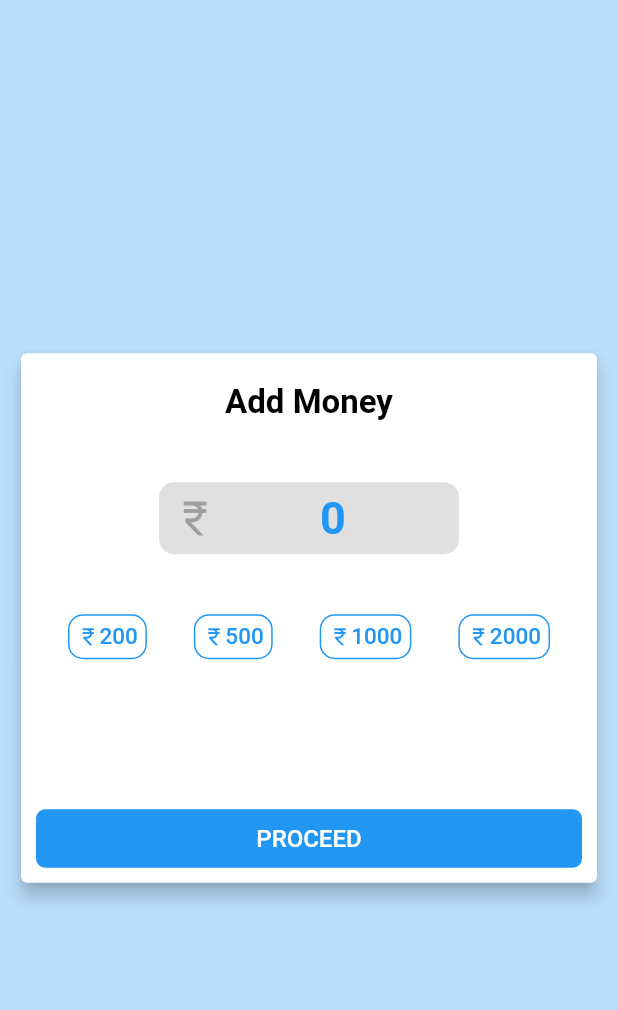
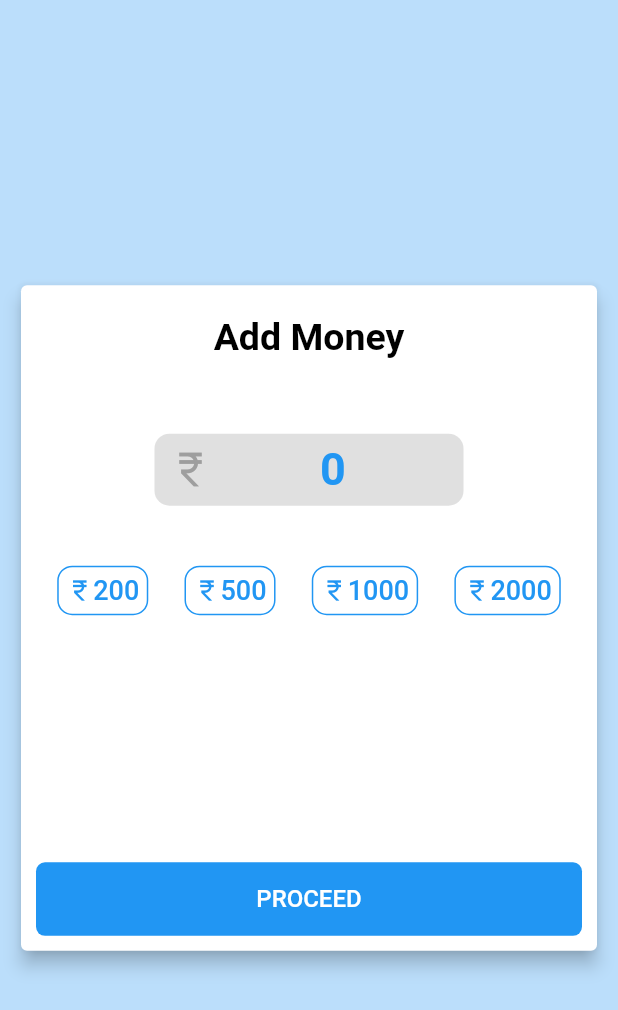
Before and after one commit to mayandi-Qpay/PocCRUD, a Flutter app: the AddMoney screen opened directly, on a phone screen of 412 x 824 dp. Shown: the top 1010 px of the screen. Run offline on Flutter 3.47's test engine with Material 2 defaults, Android fonts, the phone set to English and light mode, and no system bars; our stand-ins replace cloud_firestore, firebase_core, fluttertoast; accounts and stored records are empty; Roboto replaces fonts that are missing (Poppins).

```diff
--- a/lib/screens/addMoney.dart
+++ b/lib/screens/addMoney.dart
@@ -1,9 +1,8 @@
-import 'package:cloud_firestore/cloud_firestore.dart';
 import 'package:flutter/material.dart';
 import 'package:fluttertoast/fluttertoast.dart';
-import 'package:poc/widgtes/successBottomSheet.dart';
-
+import 'package:cloud_firestore/cloud_firestore.dart';
 import '../widgtes/moneyPicker.dart';
+import '../widgtes/successBottomSheet.dart';
 
 class AddMoney extends StatefulWidget {
   const AddMoney({super.key});
@@ -13,23 +12,24 @@ class AddMoney extends StatefulWidget {
 }
 
 class _AddMoneyState extends State<AddMoney> {
-  TextEditingController amountText = TextEditingController(text: "0");
+  int amountDouble = 0;
+  String amountString = "";
+  bool cursorControl = true, buttonSpinner = false;
+  List amounts = ["200", "500", "1000", "2000"];
   final CollectionReference _cloudCollection =
       FirebaseFirestore.instance.collection('history');
-  String amountString = "";
-  int amountDouble = 0;
-  bool cursorControl = true;
+  TextEditingController amountText = TextEditingController(text: "0");
 
   toast(String status, String message) {
     Fluttertoast.showToast(
       msg: message,
       toastLength: Toast.LENGTH_SHORT,
-        gravity: ToastGravity.CENTER,
+      gravity: ToastGravity.BOTTOM,
       timeInSecForIosWeb: 1,
-        backgroundColor:
-            status == "Success" ? Colors.blue[400] : Colors.red[300],
+      backgroundColor: status == "Success" ? Colors.blue[400] : Colors.red[300],
       textColor: Colors.white,
-        fontSize: 16.0);
+      fontSize: 16.0,
+    );
   }
 
   proceed() {
@@ -42,19 +42,21 @@ class _AddMoneyState extends State<AddMoney> {
         amountText.text == "00000") {
       toast('Fail', "Please enter valid amount");
     } else {
+      setState(() => buttonSpinner = true);
       _cloudCollection.add({
         "name": "",
         "amount": amountText.text,
         "date": DateTime.now().toString()
       });
       successSheet(context, amountText.text);
+      Future.delayed(const Duration(milliseconds: 500), () {
+        setState(() => buttonSpinner = false);
+      });
     }
   }
 
   addNumber(String value) {
-    setState(() {
-      cursorControl = false;
-    });
+    setState(() => cursorControl = false);
 
     if (amountText.text.isEmpty) {
       setState(() {
@@ -66,6 +68,7 @@ class _AddMoneyState extends State<AddMoney> {
       });
       return;
     }
+
     amountString = amountText.text;
     amountDouble = int.parse(amountString);
     amountDouble = amountDouble + int.parse(value);
@@ -80,9 +83,13 @@ class _AddMoneyState extends State<AddMoney> {
 
   @override
   Widget build(BuildContext context) {
+    double mediaHeight = MediaQuery.of(context).size.height,
+        mediaWidth = MediaQuery.of(context).size.width;
     return Scaffold(
       backgroundColor: Colors.blue[100],
       body: SafeArea(
+        child: MediaQuery(
+          data: MediaQuery.of(context).copyWith(textScaleFactor: 1),
           child: Column(
             mainAxisAlignment: MainAxisAlignment.center,
             children: [
@@ -98,7 +105,7 @@ class _AddMoneyState extends State<AddMoney> {
                           child: Text(
                             'Add Money',
                             style: TextStyle(
-                              fontSize: 22,
+                                fontSize: 25,
                                 color: Colors.black,
                                 fontWeight: FontWeight.bold),
                           ),
@@ -107,18 +114,20 @@ class _AddMoneyState extends State<AddMoney> {
                       Column(
                         children: [
                           Padding(
-                          padding: const EdgeInsets.only(top: 10),
+                            padding: const EdgeInsets.only(top: 20),
                             child: Container(
-                            width: 200,
+                              width: mediaWidth * 0.5,
                               constraints: const BoxConstraints(
                                   minWidth: 100, maxWidth: 210),
                               decoration: const BoxDecoration(
+                                color: Colors.black12,
                                 borderRadius:
                                     BorderRadius.all(Radius.circular(10)),
-                              color: Colors.black12,
                                 boxShadow: [
                                   BoxShadow(
-                                    color: Colors.transparent, spreadRadius: 3),
+                                    color: Colors.transparent,
+                                    spreadRadius: 3,
+                                  ),
                                 ],
                               ),
                               child: Center(
@@ -132,7 +141,14 @@ class _AddMoneyState extends State<AddMoney> {
                                     }
                                   },
                                   onEditingComplete: () {
-                                  FocusManager.instance.primaryFocus?.unfocus();
+                                    FocusManager.instance.primaryFocus
+                                        ?.unfocus();
+                                  },
+                                  onTap: () {
+                                    setState(() => cursorControl = true);
+                                    if (amountText.text == "0") {
+                                      setState(() => amountText.text = "");
+                                    }
                                   },
                                   style: const TextStyle(
                                       color: Colors.blue,
@@ -143,38 +159,7 @@ class _AddMoneyState extends State<AddMoney> {
                                   controller: amountText,
                                   textAlign: TextAlign.center,
                                   keyboardType: TextInputType.number,
-                                decoration: const InputDecoration(
-                                  counterText: '',
-                                  contentPadding: EdgeInsets.symmetric(
-                                      vertical: 5, horizontal: 13),
-                                  fillColor: Colors.transparent,
-                                  prefixIcon: Icon(
-                                    Icons.currency_rupee,
-                                    size: 30,
-                                    color: Colors.grey,
-                                  ),
-                                  focusedBorder: OutlineInputBorder(
-                                    borderSide: BorderSide(
-                                        color: Colors.transparent, width: 0),
-                                    borderRadius: BorderRadius.only(
-                                        topRight: Radius.circular(40),
-                                        bottomRight: Radius.circular(40)),
-                                  ),
-                                  enabledBorder: OutlineInputBorder(
-                                    borderSide: BorderSide(
-                                        color: Colors.transparent, width: 0),
-                                    borderRadius: BorderRadius.only(
-                                        topRight: Radius.circular(40),
-                                        bottomRight: Radius.circular(40)),
-                                  ),
-                                  border: OutlineInputBorder(
-                                    borderSide: BorderSide(
-                                        color: Colors.transparent, width: 0),
-                                    borderRadius: BorderRadius.only(
-                                        topRight: Radius.circular(40),
-                                        bottomRight: Radius.circular(40)),
-                                  ),
-                                ),
+                                  decoration: enterAmountInputStyle,
                                 ),
                               ),
                             ),
@@ -183,41 +168,19 @@ class _AddMoneyState extends State<AddMoney> {
                             padding: const EdgeInsets.only(top: 40),
                             child: Row(
                               mainAxisAlignment: MainAxisAlignment.spaceEvenly,
-                            children: [
-                              MoneyPicker(
-                                label: '200',
-                                onTap: () {
-                                  addNumber("200");
-                                },
-                              ),
-                              MoneyPicker(
-                                label: '500',
-                                onTap: () {
-                                  addNumber("500");
-                                },
-                              ),
-                              MoneyPicker(
-                                label: '1000',
-                                onTap: () {
-                                  addNumber("1000");
-                                },
-                              ),
-                              MoneyPicker(
-                                label: '2000',
-                                onTap: () {
-                                  addNumber("2000");
-                                },
-                              ),
-                            ],
+                              children: amounts
+                                  .map((amountVal) => MoneyPicker(
+                                        label: amountVal,
+                                        onTap: () => addNumber(amountVal),
+                                      ))
+                                  .toList(),
                             ),
                           ),
-                        const SizedBox(
-                          height: 100,
-                        ),
-                        Padding(
-                          padding: const EdgeInsets.only(bottom: 10),
-                          child: InkWell(
-                            onTap: () {
+                          SizedBox(height: mediaHeight * 0.2),
+                          InkWell(
+                            onTap: buttonSpinner == true
+                                ? () {}
+                                : () {
                                     proceed();
                                   },
                             child: Padding(
@@ -228,10 +191,19 @@ class _AddMoneyState extends State<AddMoney> {
                                 decoration: BoxDecoration(
                                     color: Colors.blue,
                                     borderRadius: BorderRadius.circular(6)),
-                                child: const Center(
+                                child: Center(
                                   child: Padding(
-                                    padding: EdgeInsets.all(10),
-                                    child: Text(
+                                    padding: const EdgeInsets.fromLTRB(
+                                        10, 15, 10, 15),
+                                    child: buttonSpinner == true
+                                        ? const SizedBox(
+                                            width: 20,
+                                            height: 20,
+                                            child: CircularProgressIndicator(
+                                                strokeWidth: 2,
+                                                color: Colors.white),
+                                          )
+                                        : const Text(
                                             "PROCEED",
                                             style: TextStyle(
                                                 color: Colors.white,
@@ -244,6 +216,8 @@ class _AddMoneyState extends State<AddMoney> {
                               ),
                             ),
                           ),
+                          const SizedBox(
+                            height: 10,
                           )
                         ],
                       ),
@@ -254,6 +228,33 @@ class _AddMoneyState extends State<AddMoney> {
             ],
           ),
         ),
+      ),
     );
   }
+
+  InputDecoration enterAmountInputStyle = const InputDecoration(
+    counterText: '',
+    contentPadding: EdgeInsets.symmetric(vertical: 5, horizontal: 13),
+    fillColor: Colors.transparent,
+    prefixIcon: Icon(
+      Icons.currency_rupee,
+      size: 30,
+      color: Colors.grey,
+    ),
+    focusedBorder: OutlineInputBorder(
+      borderSide: BorderSide(color: Colors.transparent, width: 0),
+      borderRadius: BorderRadius.only(
+          topRight: Radius.circular(40), bottomRight: Radius.circular(40)),
+    ),
+    enabledBorder: OutlineInputBorder(
+      borderSide: BorderSide(color: Colors.transparent, width: 0),
+      borderRadius: BorderRadius.only(
+          topRight: Radius.circular(40), bottomRight: Radius.circular(40)),
+    ),
+    border: OutlineInputBorder(
+      borderSide: BorderSide(color: Colors.transparent, width: 0),
+      borderRadius: BorderRadius.only(
+          topRight: Radius.circular(40), bottomRight: Radius.circular(40)),
+    ),
+  );
 }
--- a/lib/widgtes/moneyPicker.dart
+++ b/lib/widgtes/moneyPicker.dart
@@ -35,14 +35,14 @@ class _MoneyPickerState extends State<MoneyPicker> {
                     child: Icon(
                       Icons.currency_rupee,
                       color: Colors.blue,
-                      size: 15,
+                      size: 18,
                     ),
                   ),
                   Text(
                     widget.label,
                     style: const TextStyle(
                         fontFamily: 'Poppins',
-                        fontSize: 15,
+                        fontSize: 18,
                         fontWeight: FontWeight.w500,
                         color: Colors.blue),
                   ),
```
Lines whose indentation alone changed are shown as unchanged.
